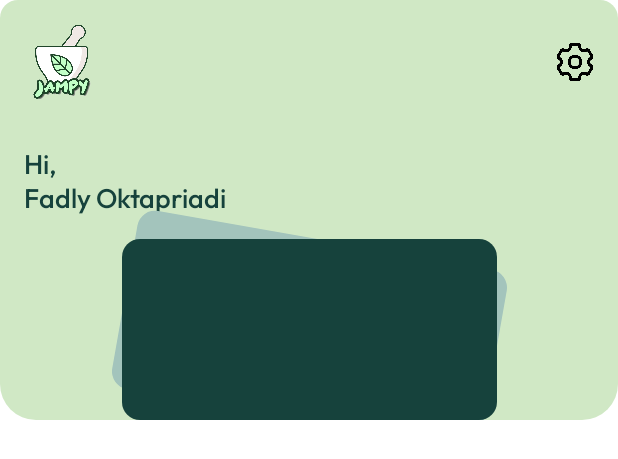
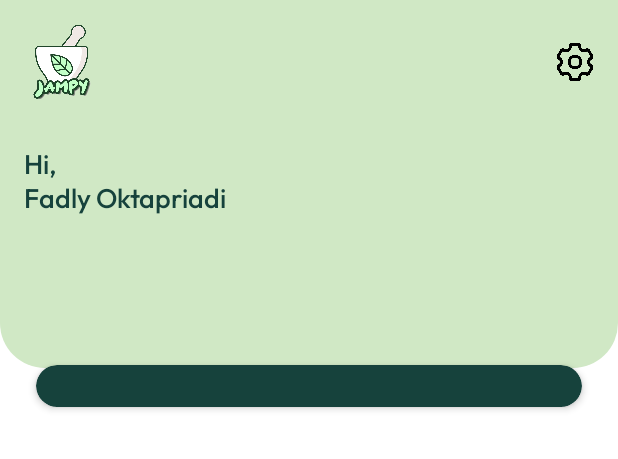
Before and after one commit to fadlyoktapriadi/Jampy, an Android app built with Jetpack Compose: the @Preview function PreviewJampyApp, on a phone screen of 412 x 824 dp. Shown: the top 459 px of the screen. Run offline under Robolectric (Android 15) with nearby library versions, the phone set to English and light mode, and no system bars; our stand-ins replace constraintlayout-compose.

Commit message:
add constraintlayout for card

```diff
--- a/app/build.gradle.kts
+++ b/app/build.gradle.kts
@@ -49,6 +49,8 @@ dependencies {
     implementation(libs.androidx.ui.graphics)
     implementation(libs.androidx.ui.tooling.preview)
     implementation(libs.androidx.material3)
+    implementation(libs.androidx.constraintlayout)
+    implementation(libs.androidx.constraintlayout.compose.android)
     testImplementation(libs.junit)
     androidTestImplementation(libs.androidx.junit)
     androidTestImplementation(libs.androidx.espresso.core)
--- a/app/src/main/java/com/example/jampy/JampyApp.kt
+++ b/app/src/main/java/com/example/jampy/JampyApp.kt
@@ -32,91 +32,5 @@ import com.example.jampy.ui.theme.tersiaryGreen
 
 @Composable
 fun JampyApp() {
-    Column(
-        modifier = Modifier.fillMaxSize()
-    ) {
-        Card(
-            colors = CardDefaults.cardColors(
-                containerColor = secondaryGreen
-            ),
-            modifier = Modifier
-                .fillMaxWidth()
-                .height(280.dp)
-                .clip(
-                    RoundedCornerShape(
-                        topStart = 0.dp,
-                        topEnd = 0.dp,
-                        bottomStart = 24.dp,
-                        bottomEnd = 24.dp
-                    )
-                )
-        ){
-            Column {
-                Row(
-                    horizontalArrangement = Arrangement.SpaceBetween,
-                    verticalAlignment = Alignment.CenterVertically,
-                    modifier = Modifier.fillMaxWidth()
-                        .padding(16.dp)
-                ) {
-                    Image(
-                        painter = painterResource(id = R.drawable.jampy),
-                        contentDescription = "Logo application the name is Jampy",
-                        modifier = Modifier.size(50.dp)
-                    )
 
-                    Image(
-                        painter = painterResource(id = R.drawable.ic_setting),
-                        contentDescription = "Setting button for the app",
-                        modifier = Modifier.size(25.dp)
-                    )
-                }
-                Text(
-                    text = "Hi,\n" +
-                            "Fadly Oktapriadi",
-                    color = primaryGreen,
-                    modifier = Modifier.padding(16.dp),
-                    fontFamily = Outfit,
-                    fontSize = 18.sp,
-                    fontWeight = FontWeight.Medium,
-                )
-            }
-
-            Box(
-                modifier = Modifier.fillMaxSize(),
-                contentAlignment = Alignment.Center
-            ) {
-                Card(
-                    colors = CardDefaults.cardColors(
-                        containerColor = tersiaryGreen
-                    ),
-                    modifier = Modifier
-                        .size(width = 250.dp, height = 200.dp)
-                        .graphicsLayer {
-                            rotationZ = 10f
-                        }
-                ) {
-                    // Card 2 content
-                }
-
-                Card(
-                    colors = CardDefaults.cardColors(
-                        containerColor = primaryGreen
-                    ),
-                    modifier = Modifier
-                        .size(width = 250.dp, height = 200.dp)
-                        .graphicsLayer {
-                            rotationZ = 0f
-                        }
-                ) {
-                    // Card 1 content
-                }
-            }
-        }
-    }
 }
-
-@Preview(showBackground = true)
-@Composable
-fun PreviewJampyApp() {
-    JampyApp()
-}
--- a/app/src/main/java/com/example/jampy/MainActivity.kt
+++ b/app/src/main/java/com/example/jampy/MainActivity.kt
@@ -34,7 +34,7 @@ import kotlinx.coroutines.delay
                     var showSplashScreen: Boolean by remember { mutableStateOf(true) }
 
                     LaunchedEffect(Unit) {
-                        delay(3000)
+                        delay(1000)
                         showSplashScreen = false
                     }
 
--- a/app/src/main/java/com/example/jampy/ui/screen/HomeScreen.kt
+++ b/app/src/main/java/com/example/jampy/ui/screen/HomeScreen.kt
@@ -1,8 +1,126 @@
 package com.example.jampy.ui.screen
 
+import androidx.compose.foundation.Image
+import androidx.compose.foundation.background
+import androidx.compose.foundation.layout.Arrangement
+import androidx.compose.foundation.layout.Box
+import androidx.compose.foundation.layout.Column
+import androidx.compose.foundation.layout.Row
+import androidx.compose.foundation.layout.fillMaxSize
+import androidx.compose.foundation.layout.fillMaxWidth
+import androidx.compose.foundation.layout.height
+import androidx.compose.foundation.layout.padding
+import androidx.compose.foundation.layout.size
+import androidx.compose.foundation.layout.width
+import androidx.compose.foundation.shape.RoundedCornerShape
+import androidx.compose.material3.Text
 import androidx.compose.runtime.Composable
+import androidx.compose.ui.Alignment
+import androidx.compose.ui.Modifier
+import androidx.compose.ui.draw.shadow
+import androidx.compose.ui.res.painterResource
+import androidx.compose.ui.text.font.FontWeight
+import androidx.compose.ui.tooling.preview.Preview
+import androidx.compose.ui.unit.dp
+import androidx.compose.ui.unit.sp
+import androidx.constraintlayout.compose.ConstraintLayout
+import com.example.jampy.R
+import com.example.jampy.ui.theme.Outfit
+import com.example.jampy.ui.theme.primaryGreen
+import com.example.jampy.ui.theme.secondaryGreen
 
 @Composable
 fun HomeScreen() {
+    Column(
+        modifier = Modifier.fillMaxSize()
+            .fillMaxWidth(),
+        horizontalAlignment = Alignment.CenterHorizontally
+    ) {
+        ConstraintLayout {
+            val (topImag, profile) = createRefs()
+            Box(
+                modifier = Modifier
+                    .fillMaxWidth()
+                    .height(245.dp)
+                    .constrainAs(topImag) {
+                        top.linkTo(parent.top)
+                        start.linkTo(parent.start)
+                    }
+                    .background(
+                        color = secondaryGreen,
+                        shape = RoundedCornerShape(bottomStart = 30.dp, bottomEnd = 30.dp)
+                    )
+            ) {
+                Column {
+                    Row(
+                        horizontalArrangement = Arrangement.SpaceBetween,
+                        verticalAlignment = Alignment.CenterVertically,
+                        modifier = Modifier.fillMaxWidth()
+                            .padding(16.dp)
+                    ) {
+                        Image(
+                            painter = painterResource(id = R.drawable.jampy),
+                            contentDescription = "Logo application the name is Jampy",
+                            modifier = Modifier.size(50.dp)
+                        )
+
+                        Image(
+                            painter = painterResource(id = R.drawable.ic_setting),
+                            contentDescription = "Setting button for the app",
+                            modifier = Modifier.size(25.dp)
+                        )
+                    }
+                    Text(
+                        text = "Hi,\n" +
+                                "Fadly Oktapriadi",
+                        color = primaryGreen,
+                        modifier = Modifier.padding(16.dp),
+                        fontFamily = Outfit,
+                        fontSize = 18.sp,
+                        fontWeight = FontWeight.Medium,
+                    )
+                }
+            }
+
+            Row(
+                verticalAlignment = Alignment.CenterVertically,
+                horizontalArrangement = Arrangement.Center,
+                modifier = Modifier
+                    .fillMaxWidth()
+                    .padding(top = 24.dp, start = 24.dp, end = 24.dp)
+                    .shadow(3.dp, shape = RoundedCornerShape(20.dp))
+                    .background(
+                        color = primaryGreen,
+                        shape = RoundedCornerShape(20.dp)
+                    )
+                    .constrainAs(profile) {
+                        top.linkTo(topImag.bottom)
+                        bottom.linkTo(topImag.bottom)
+                        start.linkTo(parent.start)
+                        end.linkTo(parent.end)
+                    }
+//                    .padding(16.dp)
+            ) {
+                Column(
+                    modifier = Modifier
+                        .padding(top = 16.dp, bottom = 12.dp, end = 12.dp)
+                        .background(
+                            color = secondaryGreen,
+                            shape = RoundedCornerShape(20.dp)
+                        )
+                ){
+
+                }
+            }
+
+        }
+    }
 
 }
+
+
+@Preview(showBackground = true)
+@Composable
+fun PreviewJampyApp() {
+    HomeScreen()
+}
--- a/gradle/libs.versions.toml
+++ b/gradle/libs.versions.toml
@@ -1,5 +1,6 @@
 [versions]
 agp = "8.7.0"
+constraintlayoutComposeAndroid = "1.1.0"
 kotlin = "2.0.0"
 coreKtx = "1.15.0"
 junit = "4.13.2"
@@ -8,8 +9,10 @@ espressoCore = "3.6.1"
 lifecycleRuntimeKtx = "2.6.1"
 activityCompose = "1.9.3"
 composeBom = "2024.04.01"
+constraintlayout = "2.2.0"
 
 [libraries]
+androidx-constraintlayout-compose-android = { module = "androidx.constraintlayout:constraintlayout-compose-android", version.ref = "constraintlayoutComposeAndroid" }
 androidx-core-ktx = { group = "androidx.core", name = "core-ktx", version.ref = "coreKtx" }
 junit = { group = "junit", name = "junit", version.ref = "junit" }
 androidx-junit = { group = "androidx.test.ext", name = "junit", version.ref = "junitVersion" }
@@ -24,6 +27,7 @@ androidx-ui-tooling-preview = { group = "androidx.compose.ui", name = "ui-toolin
 androidx-ui-test-manifest = { group = "androidx.compose.ui", name = "ui-test-manifest" }
 androidx-ui-test-junit4 = { group = "androidx.compose.ui", name = "ui-test-junit4" }
 androidx-material3 = { group = "androidx.compose.material3", name = "material3" }
+androidx-constraintlayout = { group = "androidx.constraintlayout", name = "constraintlayout", version.ref = "constraintlayout" }
 
 [plugins]
 android-application = { id = "com.android.application", version.ref = "agp" }
```
